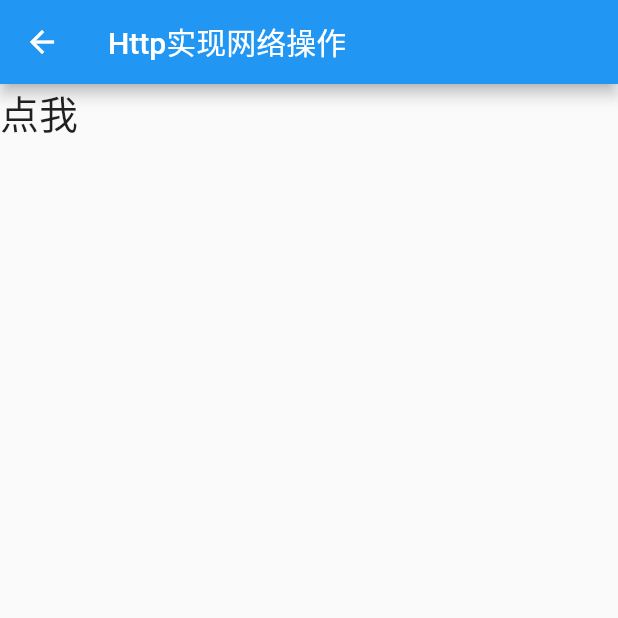
After one commit to helloming86/flutter_demo, a Flutter app: the HttpPage screen opened by its route, on a phone screen of 412 x 824 dp, the top half of it. The commit adds this screen. Run offline on Flutter 3.47's test engine with Material 2 defaults, Android fonts, the phone set to English and light mode, and no system bars; our stand-ins replace cached_network_image, image_picker, transparent_image; missing offline and left inert: flutter_color_plugin.

Commit message:
[feat]Flutter Http 网络操作

```diff
--- /dev/null
+++ b/lib/demo/http_page.dart
@@ -0,0 +1,70 @@
+import 'package:flutter/cupertino.dart';
+import 'package:flutter/material.dart';
+import 'package:http/http.dart' as http;
+import 'dart:convert';
+
+class HttpPage extends StatefulWidget {
+  _HttpPageState createState() => _HttpPageState();
+}
+
+class _HttpPageState extends State<HttpPage> {
+  String showResult = '';
+  Future<CommonModel> fetchPost() async {
+    final response = await http.get('http://www.devio.org/io/flutter_app/json/test_common_model.json');
+    final result = json.decode(response.body);
+    return CommonModel.fromJson(result);
+  }
+  @override
+  Widget build(BuildContext context) {
+    // TODO: implement build
+    return Scaffold(
+      appBar: AppBar(
+        title: Text("Http实现网络操作"),
+        leading: GestureDetector(
+          onTap: () {
+            Navigator.pop(context);
+          },
+          child: Icon(Icons.arrow_back),
+        ),
+      ),
+      body: Column(
+        children: <Widget>[
+          InkWell(
+            onTap: () {
+              fetchPost().then((value) {
+                setState(() {
+                  showResult = '请求结果： \n hideAppBar: ${value.hideAppBar} \n ${value.icon}';
+                });
+              });
+            },
+            child: Text(
+              '点我',
+              style: TextStyle(fontSize: 26),
+            ),
+          ),
+          Text(showResult),
+        ],
+      ),
+    );
+  }
+}
+
+class CommonModel {
+  final bool hideAppBar;
+  final String icon, title, url, statusBarColor;
+
+  CommonModel(
+      {this.hideAppBar, this.icon, this.title, this.url, this.statusBarColor}
+      );
+
+  factory CommonModel.fromJson(Map<String, dynamic> json) {
+    return CommonModel(
+      hideAppBar: json['hideAppBar'],
+      icon: json['icon'],
+      title: json['title'],
+      url: json['url'],
+      statusBarColor: json['statusBarColor'],
+    );
+  }
+
+}
--- a/lib/main.dart
+++ b/lib/main.dart
@@ -6,6 +6,7 @@ import 'package:flutter_demo/demo/app_lifecircle_page.dart';
 import 'package:flutter_demo/demo/flutter_layout_page.dart';
 import 'package:flutter_demo/demo/gesture_page.dart';
 import 'package:flutter_demo/demo/hero_page.dart';
+import 'package:flutter_demo/demo/http_page.dart';
 import 'package:flutter_demo/demo/image_use.dart';
 import 'package:flutter_demo/demo/launch_page.dart';
 import 'package:flutter_demo/demo/less_group_page.dart';
@@ -75,6 +76,7 @@ class _DynamicThemeState extends State<DynamicTheme> {
         "animatedBuilder": (BuildContext context) => AnimatedBuilderPage(),
         "hero": (BuildContext context) => HeroPage(),
         "radialHero": (BuildContext context) => RadialHeroPage(),
+        "httpUse": (BuildContext context) => HttpPage(),
       },
     );
   }
@@ -120,6 +122,7 @@ class _RouteNavigatorState extends State<RouteNavigator> {
                   _item("Flutter动画-使用AnimatedBuilder渲染重绘(推荐)", AnimatedBuilderPage(), "animatedBuilder"),
                   _item("Hero动画-标准动画", HeroPage(), "hero"),
                   _item("Hero动画-径向动画", RadialHeroPage(), "radialHero"),
+                  _item("Http网络操作", HttpPage(), "httpUse"),
                 ],
               ),
             ),
--- a/pubspec.yaml
+++ b/pubspec.yaml
@@ -30,6 +30,7 @@ dependencies:
   transparent_image: ^1.0.0
   # cached_network_image 依赖三方库，在iOS中，需要cocoapods环境支持
   cached_network_image: ^2.2.0+1
+  http: ^0.12.1
 
 dev_dependencies:
   flutter_test:
```
Also changed, not shown: pubspec.lock.
